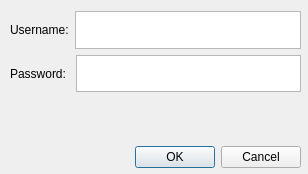
Before: the Qt Designer form ClientApp/loginwindow.ui in KirylMi/uni-OSIISP-3.1-OxotaK, drawn with Qt 5.
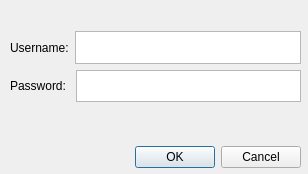
After: the same form once the commit is applied.

What changed in the file:
```diff
--- a/ClientApp/loginwindow.ui
+++ b/ClientApp/loginwindow.ui
@@ -33,9 +33,9 @@
    <property name="geometry">
     <rect>
      <x>10</x>
-     <y>11</y>
+     <y>31</y>
      <width>291</width>
-     <height>81</height>
+     <height>71</height>
     </rect>
    </property>
    <layout class="QVBoxLayout" name="verticalLayout_2">
@@ -49,7 +49,7 @@
        </widget>
       </item>
       <item>
-       <widget class="QTextEdit" name="textEdit_2"/>
+       <widget class="QTextEdit" name="textEdit"/>
       </item>
      </layout>
     </item>
@@ -63,7 +63,7 @@
        </widget>
       </item>
       <item>
-       <widget class="QTextEdit" name="textEdit"/>
+       <widget class="QTextEdit" name="textEdit_2"/>
       </item>
      </layout>
     </item>
```
